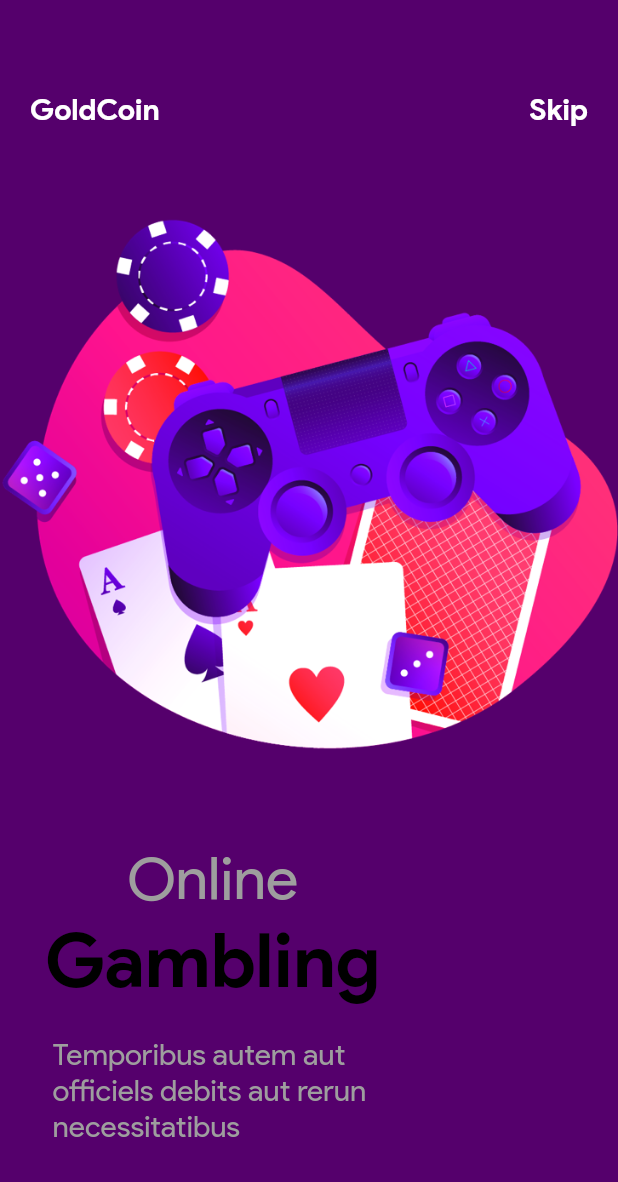
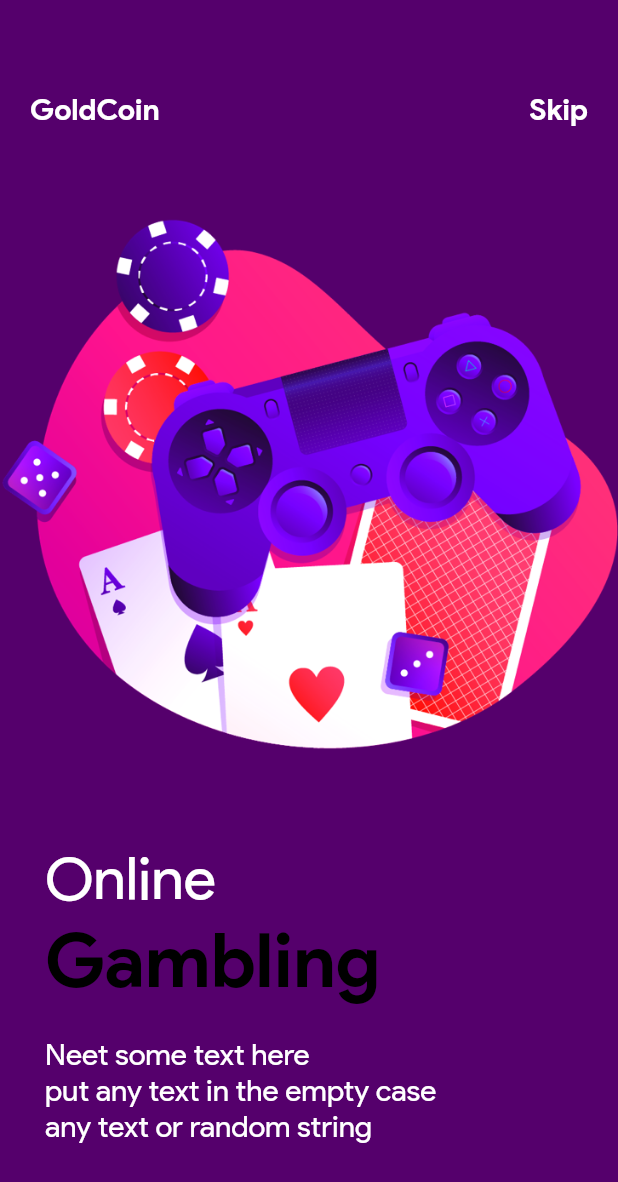
Before and after one commit to mohamedbrahimi/liquidSwipeAnimation_flutter, a Flutter app: the screen it shows after launch, swiped to page 2, on a phone screen of 412 x 824 dp. Shown: the top 1182 px of the screen. Run offline on Flutter 3.47's test engine with Material 2 defaults, Android fonts, the phone set to English and light mode, and no system bars; drawn by our look-alikes of liquid_swipe.

Commit message:
defined second page

```diff
--- a/lib/main.dart
+++ b/lib/main.dart
@@ -109,10 +109,11 @@ class MyApp extends StatelessWidget {
           Padding(
             padding: const EdgeInsets.symmetric(horizontal: 30.0),
             child: Column(
+              crossAxisAlignment: CrossAxisAlignment.start,
               children: <Widget>[
                 Text(
                   "Online",
-                    style: greyStyle,
+                  style: whiteStyle,
                 ),
                 Text(
                   "Gambling",
@@ -121,10 +122,11 @@ class MyApp extends StatelessWidget {
                 SizedBox(
                   height: 20.0,
                 ),
-                  Text("Temporibus autem aut\n"
-                      "officiels debits aut rerun \n"
-                      "necessitatibus",
-                    style: descriptionGreyStyle,
+                Text(
+                  "Neet some text here\n"
+                  "put any text in the empty case \n"
+                  "any text or random string",
+                  style: descriptionWhiteStyle,
                 ),
               ],
             ),
```
Lines whose indentation alone changed are shown as unchanged.
